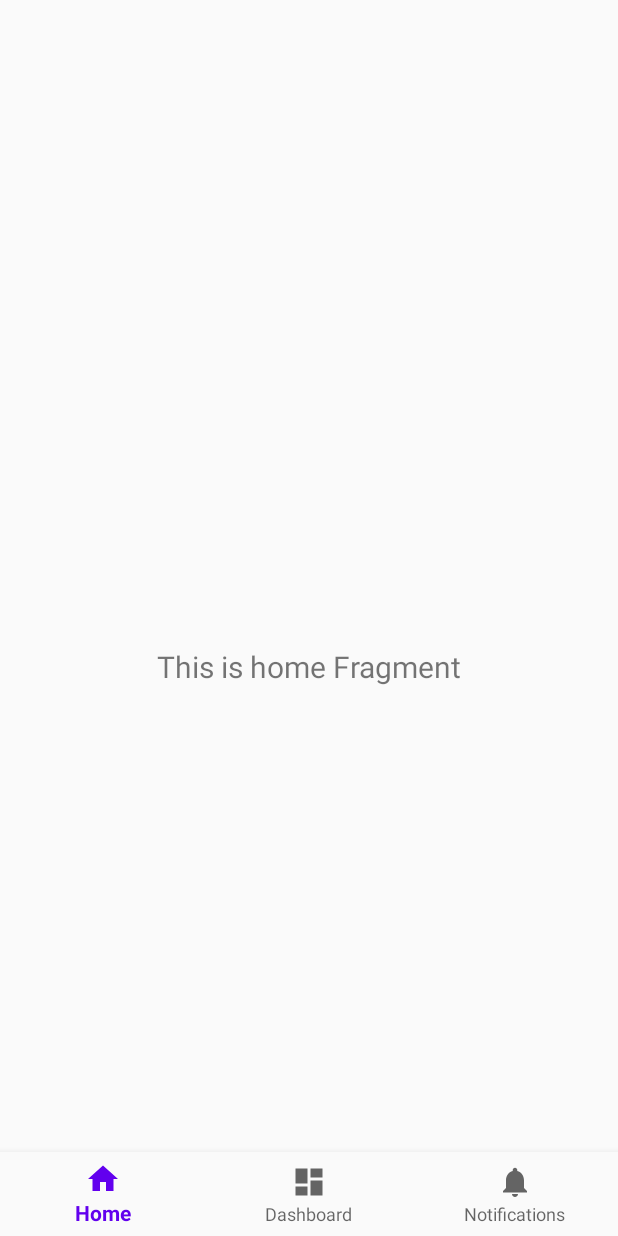
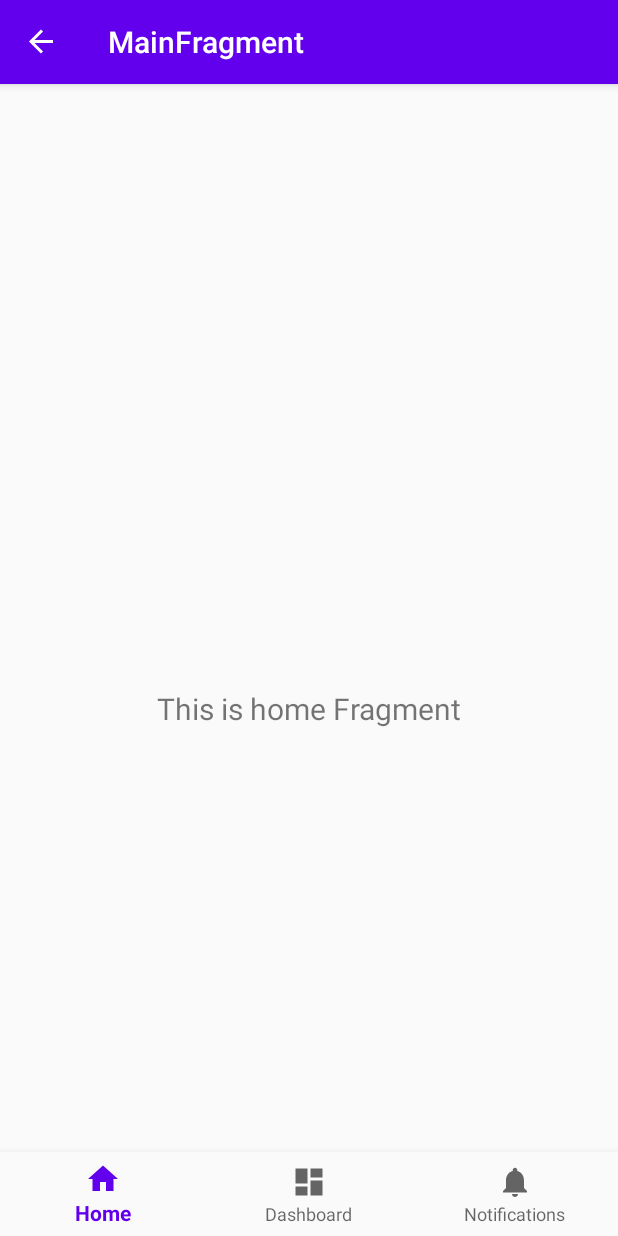
Before and after one commit to ovso/SDKSearch, an Android app: the screen it shows after launch (MainActivity), on a phone screen of 412 x 824 dp. Run offline under Robolectric (Android 15) with nearby library versions, the phone set to English and light mode, and no system bars; our stand-ins replace navigation-ui.

Commit message:
feat: Nav ui on MainFragment.kt

```diff
--- a/app/src/main/java/io/github/ovso/sdksearch/MainActivity.kt
+++ b/app/src/main/java/io/github/ovso/sdksearch/MainActivity.kt
@@ -1,19 +1,14 @@
 package io.github.ovso.sdksearch
 
 import android.os.Bundle
-import com.google.android.material.bottomnavigation.BottomNavigationView
 import androidx.appcompat.app.AppCompatActivity
-import androidx.navigation.findNavController
-import androidx.navigation.ui.AppBarConfiguration
-import androidx.navigation.ui.setupActionBarWithNavController
-import androidx.navigation.ui.setupWithNavController
 
 class MainActivity : AppCompatActivity() {
 
     override fun onCreate(savedInstanceState: Bundle?) {
         super.onCreate(savedInstanceState)
         setContentView(R.layout.activity_main)
-        supportActionBar?.hide()
+/*
         val navView: BottomNavigationView = findViewById(R.id.nav_view)
 
         val navController = findNavController(R.id.nav_host_fragment)
@@ -26,5 +21,7 @@ class MainActivity : AppCompatActivity() {
         )
         setupActionBarWithNavController(navController, appBarConfiguration)
         navView.setupWithNavController(navController)
+*/
+
     }
 }
--- /dev/null
+++ b/app/src/main/java/io/github/ovso/sdksearch/ui/main/MainFragment.kt
@@ -0,0 +1,87 @@
+package io.github.ovso.sdksearch.ui.main
+
+import android.os.Bundle
+import android.view.LayoutInflater
+import android.view.View
+import android.view.ViewGroup
+import androidx.appcompat.app.AppCompatActivity
+import androidx.fragment.app.Fragment
+import androidx.navigation.fragment.findNavController
+import androidx.navigation.ui.AppBarConfiguration
+import androidx.navigation.ui.NavigationUI.setupActionBarWithNavController
+import androidx.navigation.ui.setupWithNavController
+import com.google.android.material.bottomnavigation.BottomNavigationView
+import io.github.ovso.sdksearch.R
+
+// TODO: Rename parameter arguments, choose names that match
+// the fragment initialization parameters, e.g. ARG_ITEM_NUMBER
+private const val ARG_PARAM1 = "param1"
+private const val ARG_PARAM2 = "param2"
+
+/**
+ * A simple [Fragment] subclass.
+ * Use the [MainFragment.newInstance] factory method to
+ * create an instance of this fragment.
+ */
+class MainFragment : Fragment() {
+    // TODO: Rename and change types of parameters
+    private var param1: String? = null
+    private var param2: String? = null
+
+    override fun onCreate(savedInstanceState: Bundle?) {
+        super.onCreate(savedInstanceState)
+        arguments?.let {
+            param1 = it.getString(ARG_PARAM1)
+            param2 = it.getString(ARG_PARAM2)
+        }
+    }
+
+    override fun onCreateView(
+        inflater: LayoutInflater, container: ViewGroup?,
+        savedInstanceState: Bundle?
+    ): View? {
+        // Inflate the layout for this fragment
+        return inflater.inflate(R.layout.fragment_main, container, false)
+    }
+
+    override fun onViewCreated(view: View, savedInstanceState: Bundle?) {
+        super.onViewCreated(view, savedInstanceState)
+
+        val navView: BottomNavigationView = view.findViewById(R.id.nav_view)
+        val navController = findNavController()
+        // Passing each menu ID as a set of Ids because each
+        // menu should be considered as top level destinations.
+        val appBarConfiguration = AppBarConfiguration(
+            setOf(
+                R.id.navigation_home, R.id.navigation_dashboard, R.id.navigation_notifications
+            )
+        )
+        setupActionBarWithNavController(
+            requireActivity() as AppCompatActivity,
+            navController,
+            appBarConfiguration
+        )
+        navView.setupWithNavController(navController)
+
+    }
+
+    companion object {
+        /**
+         * Use this factory method to create a new instance of
+         * this fragment using the provided parameters.
+         *
+         * @param param1 Parameter 1.
+         * @param param2 Parameter 2.
+         * @return A new instance of fragment MainFragment.
+         */
+        // TODO: Rename and change types and number of parameters
+        @JvmStatic
+        fun newInstance(param1: String, param2: String) =
+            MainFragment().apply {
+                arguments = Bundle().apply {
+                    putString(ARG_PARAM1, param1)
+                    putString(ARG_PARAM2, param2)
+                }
+            }
+    }
+}
--- a/app/src/main/res/layout/activity_main.xml
+++ b/app/src/main/res/layout/activity_main.xml
@@ -1,11 +1,11 @@
 <?xml version="1.0" encoding="utf-8"?>
 <androidx.constraintlayout.widget.ConstraintLayout xmlns:android="http://schemas.android.com/apk/res/android"
     xmlns:app="http://schemas.android.com/apk/res-auto"
-    android:id="@+id/container"
+    android:id="@+id/cl_main_container"
     android:layout_width="match_parent"
-    android:layout_height="match_parent"
-    android:paddingTop="?attr/actionBarSize">
-
+    android:layout_height="match_parent">
+    <!--android:paddingTop="?attr/actionBarSize"-->
+<!--
         <com.google.android.material.bottomnavigation.BottomNavigationView
             android:id="@+id/nav_view"
             android:layout_width="0dp"
@@ -17,6 +17,7 @@
             app:layout_constraintLeft_toLeftOf="parent"
             app:layout_constraintRight_toRightOf="parent"
             app:menu="@menu/bottom_nav_menu" />
+-->
 
         <fragment
             android:id="@+id/nav_host_fragment"
@@ -24,10 +25,6 @@
             android:layout_width="match_parent"
             android:layout_height="match_parent"
             app:defaultNavHost="true"
-        app:layout_constraintBottom_toTopOf="@id/nav_view"
-        app:layout_constraintLeft_toLeftOf="parent"
-        app:layout_constraintRight_toRightOf="parent"
-        app:layout_constraintTop_toTopOf="parent"
-        app:navGraph="@navigation/mobile_navigation" />
+            app:navGraph="@navigation/mobile_navigation_main" />
 
 </androidx.constraintlayout.widget.ConstraintLayout>
--- /dev/null
+++ b/app/src/main/res/layout/fragment_main.xml
@@ -0,0 +1,33 @@
+<?xml version="1.0" encoding="utf-8"?>
+<androidx.constraintlayout.widget.ConstraintLayout xmlns:android="http://schemas.android.com/apk/res/android"
+    xmlns:app="http://schemas.android.com/apk/res-auto"
+    android:id="@+id/container"
+    android:layout_width="match_parent"
+    android:layout_height="match_parent"
+    android:paddingTop="?attr/actionBarSize">
+
+    <com.google.android.material.bottomnavigation.BottomNavigationView
+        android:id="@+id/nav_view"
+        android:layout_width="0dp"
+        android:layout_height="wrap_content"
+        android:layout_marginStart="0dp"
+        android:layout_marginEnd="0dp"
+        android:background="?android:attr/windowBackground"
+        app:layout_constraintBottom_toBottomOf="parent"
+        app:layout_constraintLeft_toLeftOf="parent"
+        app:layout_constraintRight_toRightOf="parent"
+        app:menu="@menu/bottom_nav_menu" />
+
+    <fragment
+        android:id="@+id/nav_host_fragment"
+        android:name="androidx.navigation.fragment.NavHostFragment"
+        android:layout_width="match_parent"
+        android:layout_height="match_parent"
+        app:defaultNavHost="true"
+        app:layout_constraintBottom_toTopOf="@id/nav_view"
+        app:layout_constraintLeft_toLeftOf="parent"
+        app:layout_constraintRight_toRightOf="parent"
+        app:layout_constraintTop_toTopOf="parent"
+        app:navGraph="@navigation/mobile_navigation" />
+
+</androidx.constraintlayout.widget.ConstraintLayout>
--- /dev/null
+++ b/app/src/main/res/navigation/mobile_navigation_main.xml
@@ -0,0 +1,11 @@
+<?xml version="1.0" encoding="utf-8"?>
+<navigation xmlns:android="http://schemas.android.com/apk/res/android"
+    xmlns:app="http://schemas.android.com/apk/res-auto"
+    xmlns:tools="http://schemas.android.com/tools"
+    android:id="@+id/mobile_navigation"
+    app:startDestination="@id/mainFragment">
+    <fragment
+        android:id="@+id/mainFragment"
+        android:name="io.github.ovso.sdksearch.ui.main.MainFragment"
+        android:label="MainFragment" />
+</navigation>
```
Lines whose indentation alone changed are shown as unchanged.
